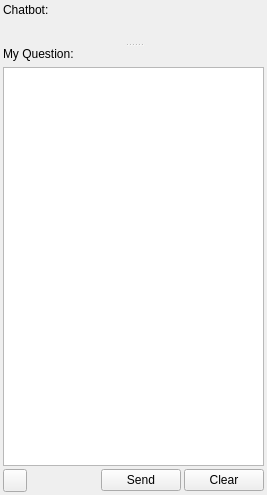
This is chinese_ai_assistant_dockwidget_base.ui in robert6757/chinese-ai-assistant as Qt 5 draws it before an edit. The edited form follows.
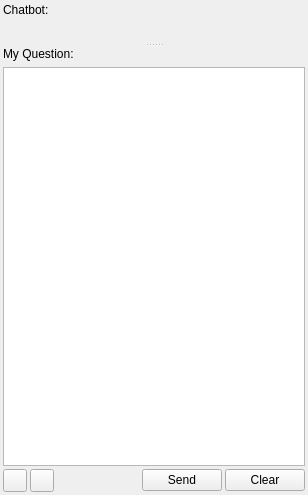
This is the edited form. Icons and pictures are not drawn.

Commit message: add history chat dialog.

The edit to the form file:
```diff
--- a/chinese_ai_assistant_dockwidget_base.ui
+++ b/chinese_ai_assistant_dockwidget_base.ui
@@ -6,7 +6,7 @@
    <rect>
     <x>0</x>
     <y>0</y>
-    <width>267</width>
+    <width>308</width>
     <height>495</height>
    </rect>
   </property>
@@ -35,7 +35,27 @@
     <property name="spacing">
      <number>3</number>
     </property>
-    <item row="0" column="0" colspan="4">
+    <item row="1" column="2">
+     <spacer name="horizontalSpacer">
+      <property name="orientation">
+       <enum>Qt::Horizontal</enum>
+      </property>
+      <property name="sizeHint" stdset="0">
+       <size>
+        <width>84</width>
+        <height>20</height>
+       </size>
+      </property>
+     </spacer>
+    </item>
+    <item row="1" column="4">
+     <widget class="QPushButton" name="btnClear">
+      <property name="text">
+       <string>Clear</string>
+      </property>
+     </widget>
+    </item>
+    <item row="0" column="0" colspan="5">
      <widget class="QSplitter" name="splitter">
       <property name="orientation">
        <enum>Qt::Vertical</enum>
@@ -114,6 +134,13 @@
       </widget>
      </widget>
     </item>
+    <item row="1" column="3">
+     <widget class="QPushButton" name="btnSendOrTerminate">
+      <property name="text">
+       <string>Send</string>
+      </property>
+     </widget>
+    </item>
     <item row="1" column="0">
      <widget class="QToolButton" name="btnSetting">
       <property name="toolTip">
@@ -129,29 +156,16 @@
      </widget>
     </item>
     <item row="1" column="1">
-     <spacer name="horizontalSpacer">
-      <property name="orientation">
-       <enum>Qt::Horizontal</enum>
+     <widget class="QToolButton" name="btnHistory">
+      <property name="toolTip">
+       <string>History List</string>
       </property>
-      <property name="sizeHint" stdset="0">
-       <size>
-        <width>84</width>
-        <height>20</height>
-       </size>
-      </property>
-     </spacer>
-    </item>
-    <item row="1" column="2">
-     <widget class="QPushButton" name="btnSendOrTerminate">
       <property name="text">
-       <string>Send</string>
+       <string/>
       </property>
-     </widget>
-    </item>
-    <item row="1" column="3">
-     <widget class="QPushButton" name="btnClear">
-      <property name="text">
-       <string>Clear</string>
+      <property name="icon">
+       <iconset resource="resources.qrc">
+        <normaloff>:/plugins/chinese_ai_assistant/image/list.svg</normaloff>:/plugins/chinese_ai_assistant/image/list.svg</iconset>
       </property>
      </widget>
     </item>
```
Left out of the diff: 2 changed lines with no effect on the pictures. The commit also changes 13 other files.
